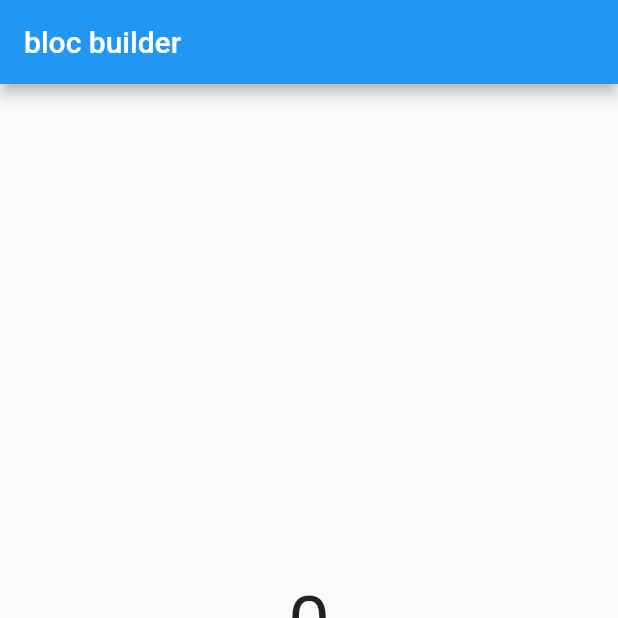
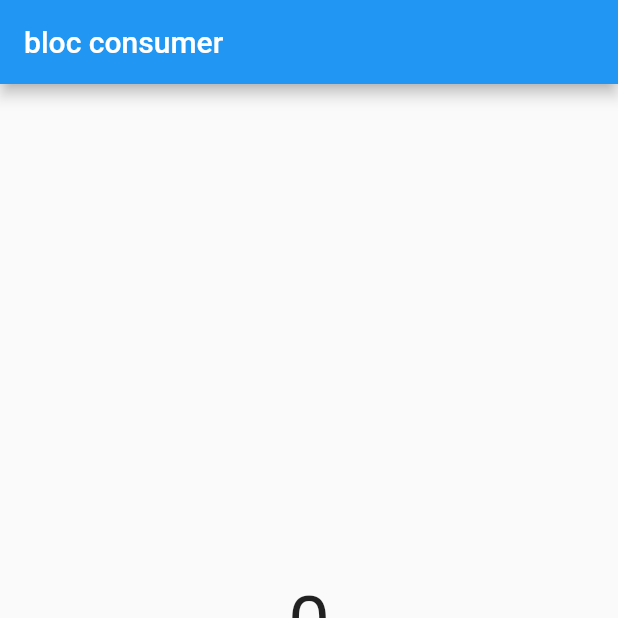
Before and after one commit to balinux/learn_flutter_bloc, a Flutter app: the screen it shows after launch, after a tap on the "add" icon, on a phone screen of 412 x 824 dp, the top half of it. Run offline on Flutter 3.47's test engine with Material 2 defaults, Android fonts, the phone set to English and light mode, and no system bars; our stand-ins replace bloc, flutter_bloc; missing offline and left inert: dart:ffi.

Commit message:
06 Bloc Consumer

```diff
--- a/lib/pages/home.dart
+++ b/lib/pages/home.dart
@@ -13,21 +13,22 @@ class MyHomePage extends StatelessWidget {
   Widget build(BuildContext context) {
     return Scaffold(
       appBar: AppBar(
-        title: const Text("bloc builder"),
+        title: const Text("bloc consumer"),
       ),
       body: Column(
         mainAxisAlignment: MainAxisAlignment.center,
         children: [
-          BlocBuilder<Counter, int>(
+          BlocConsumer<Counter, int>(
             bloc: _counter,
             buildWhen: (previous, current) {
-              // jika di return false maka data state tidak berubah
-
-              // return true;
-
-              // or
-
-              if (current == 5) {
+              if (current % 2 == 0) {
+                return true;
+              } else {
+                return false;
+              }
+            },
+            listenWhen: (previous, current) {
+              if (current % 2 == 0) {
                 return true;
               } else {
                 return false;
@@ -38,6 +39,12 @@ class MyHomePage extends StatelessWidget {
                 "$state",
                 style: TextStyle(fontSize: 50),
               );
+            },
+            listener: (context, state) {
+              ScaffoldMessenger.of(context).showSnackBar(const SnackBar(
+                duration: Duration(seconds: 1),
+                content: Text("Tampil jika data genap"),
+              ));
             },
           ),
           Row(
```
Also changed, not shown: 1 other file.
